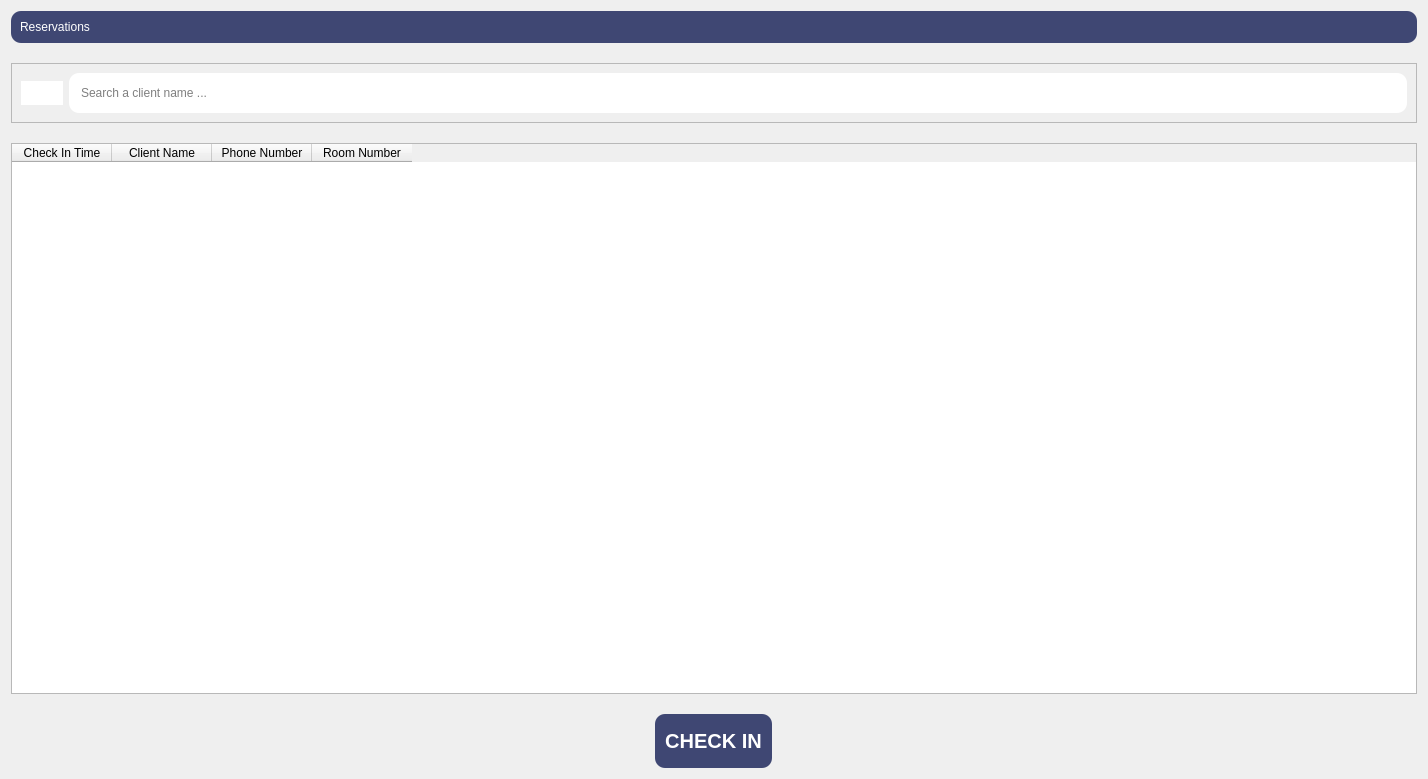
mindt102/HotelManagementSystem, file checking.ui: the form before one commit.
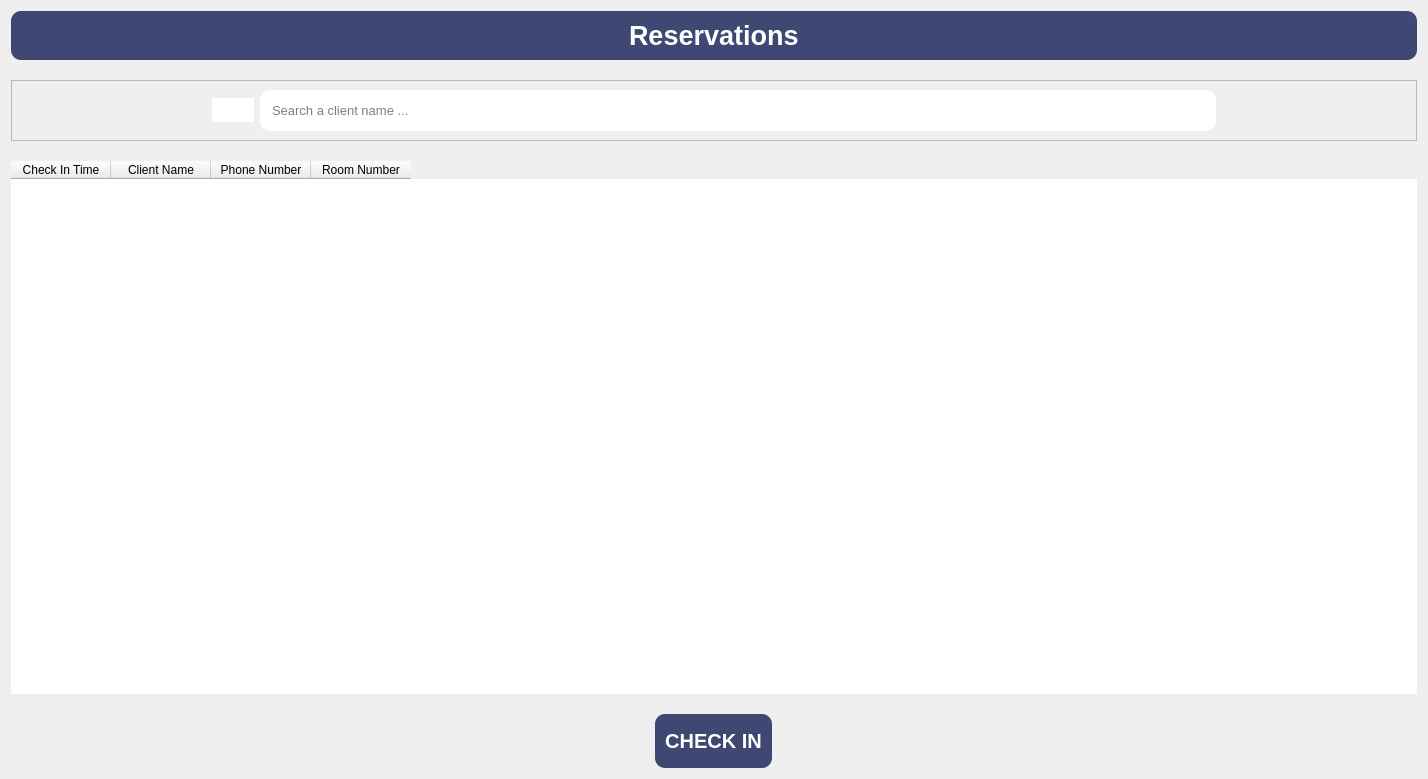
The form after the commit. Icons and pictures are not drawn.

What changed in the file:
```diff
--- a/checking.ui
+++ b/checking.ui
@@ -34,8 +34,15 @@
       <enum>QFrame::Raised</enum>
      </property>
      <layout class="QVBoxLayout" name="verticalLayout_2">
-      <item>
+      <item alignment="Qt::AlignHCenter">
        <widget class="QLabel" name="label">
+        <property name="font">
+         <font>
+          <pointsize>20</pointsize>
+          <weight>75</weight>
+          <bold>true</bold>
+         </font>
+        </property>
         <property name="styleSheet">
          <string notr="true">color: white</string>
         </property>
@@ -56,6 +63,12 @@
       <enum>QFrame::Raised</enum>
      </property>
      <layout class="QHBoxLayout" name="horizontalLayout">
+      <property name="leftMargin">
+       <number>200</number>
+      </property>
+      <property name="rightMargin">
+       <number>200</number>
+      </property>
       <item>
        <widget class="QPushButton" name="pushButton">
         <property name="styleSheet">
@@ -84,6 +97,11 @@
       </item>
       <item>
        <widget class="QLineEdit" name="lineEdit">
+        <property name="font">
+         <font>
+          <pointsize>10</pointsize>
+         </font>
+        </property>
         <property name="styleSheet">
          <string notr="true">border-width: 1;
 border-style: none;
@@ -104,6 +122,9 @@
    </item>
    <item>
     <widget class="QTableWidget" name="tableWidget">
+     <property name="styleSheet">
+      <string notr="true">border-radius: 10px;</string>
+     </property>
      <column>
       <property name="text">
        <string>Check In Time</string>
```
